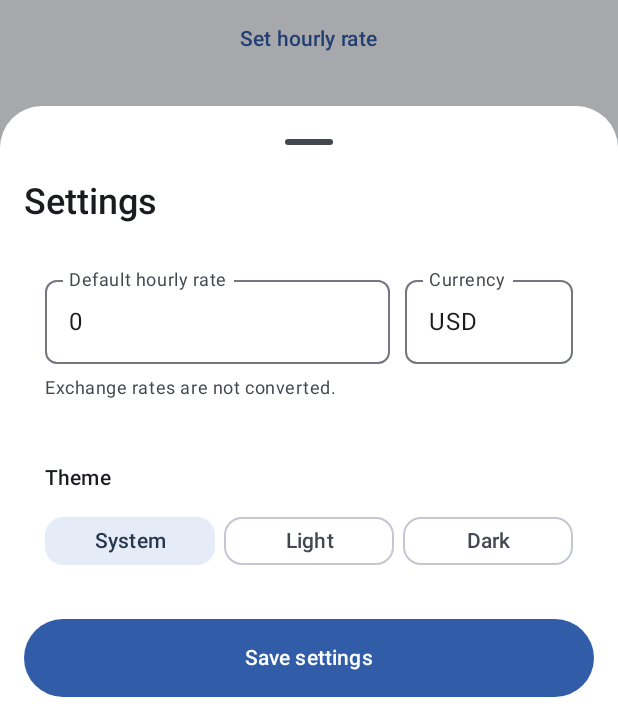
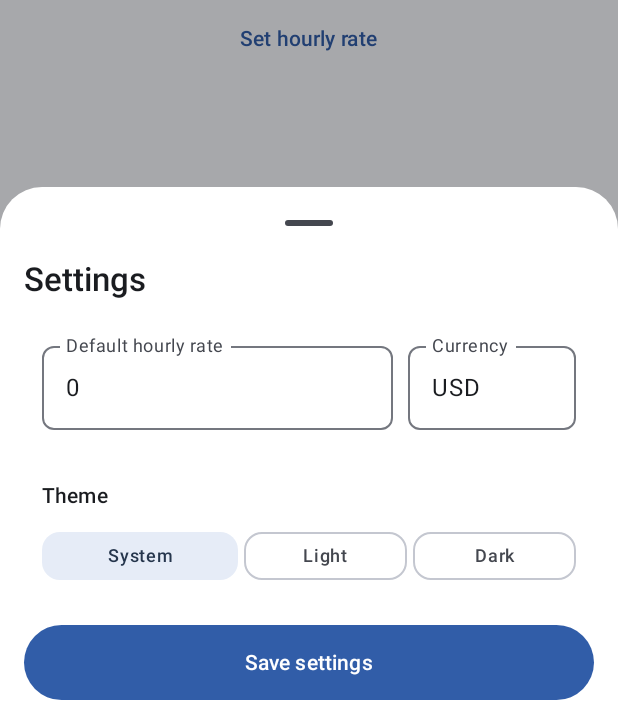
Before and after one commit to arttvad9r/Work, an Android app built with Jetpack Compose: the screen it shows after launch (MainActivity), after a tap on "Settings", on a phone screen of 412 x 824 dp, the part 512-1236 px from its top. Run offline under Robolectric (Android 15) with nearby library versions, the light colour scheme and no system bars; our stand-ins replace Room's generated code; 7 statements that could not run were skipped.

Commit message:
fix(ui): fit settings controls without scrolling

```diff
--- a/app/src/main/java/com/worktime/app/ui/settings/SettingsSheet.kt
+++ b/app/src/main/java/com/worktime/app/ui/settings/SettingsSheet.kt
@@ -5,12 +5,11 @@ import androidx.compose.foundation.layout.Column
 import androidx.compose.foundation.layout.Row
 import androidx.compose.foundation.layout.fillMaxWidth
 import androidx.compose.foundation.layout.heightIn
+import androidx.compose.foundation.layout.imePadding
 import androidx.compose.foundation.layout.padding
 import androidx.compose.foundation.layout.width
-import androidx.compose.foundation.rememberScrollState
 import androidx.compose.foundation.shape.RoundedCornerShape
 import androidx.compose.foundation.text.KeyboardOptions
-import androidx.compose.foundation.verticalScroll
 import androidx.compose.material3.Button
 import androidx.compose.material3.ExperimentalMaterial3Api
 import androidx.compose.material3.FilterChip
@@ -19,6 +18,7 @@ import androidx.compose.material3.ModalBottomSheet
 import androidx.compose.material3.OutlinedTextField
 import androidx.compose.material3.Surface
 import androidx.compose.material3.Text
+import androidx.compose.material3.rememberModalBottomSheetState
 import androidx.compose.runtime.Composable
 import androidx.compose.runtime.getValue
 import androidx.compose.runtime.mutableStateOf
@@ -71,19 +71,23 @@ fun SettingsSheet(
         )
         else -> null
     }
+    val sheetState = rememberModalBottomSheetState(skipPartiallyExpanded = true)
 
-    ModalBottomSheet(onDismissRequest = onDismiss) {
+    ModalBottomSheet(
+        onDismissRequest = onDismiss,
+        sheetState = sheetState,
+    ) {
         Column(
             modifier = Modifier
                 .fillMaxWidth()
-                .verticalScroll(rememberScrollState())
+                .imePadding()
                 .padding(horizontal = 16.dp)
-                .padding(bottom = 24.dp),
-            verticalArrangement = Arrangement.spacedBy(14.dp),
+                .padding(bottom = 16.dp),
+            verticalArrangement = Arrangement.spacedBy(10.dp),
         ) {
             Text(
                 text = stringResource(R.string.settings),
-                style = MaterialTheme.typography.headlineSmall,
+                style = MaterialTheme.typography.titleLarge,
                 fontWeight = FontWeight.SemiBold,
             )
 
@@ -93,8 +97,8 @@ fun SettingsSheet(
                 color = MaterialTheme.colorScheme.surfaceContainerLow,
             ) {
                 Column(
-                    modifier = Modifier.padding(14.dp),
-                    verticalArrangement = Arrangement.spacedBy(8.dp),
+                    modifier = Modifier.padding(12.dp),
+                    verticalArrangement = Arrangement.spacedBy(6.dp),
                 ) {
                     Row(
                         modifier = Modifier.fillMaxWidth(),
@@ -132,11 +136,6 @@ fun SettingsSheet(
                             color = MaterialTheme.colorScheme.error,
                         )
                     }
-                    Text(
-                        text = stringResource(R.string.currency_no_conversion),
-                        style = MaterialTheme.typography.bodySmall,
-                        color = MaterialTheme.colorScheme.onSurfaceVariant,
-                    )
                 }
             }
 
@@ -146,8 +145,8 @@ fun SettingsSheet(
                 color = MaterialTheme.colorScheme.surfaceContainerLow,
             ) {
                 Column(
-                    modifier = Modifier.padding(14.dp),
-                    verticalArrangement = Arrangement.spacedBy(8.dp),
+                    modifier = Modifier.padding(12.dp),
+                    verticalArrangement = Arrangement.spacedBy(6.dp),
                 ) {
                     Text(
                         text = stringResource(R.string.theme),
@@ -156,7 +155,7 @@ fun SettingsSheet(
                     )
                     Row(
                         modifier = Modifier.fillMaxWidth(),
-                        horizontalArrangement = Arrangement.spacedBy(6.dp),
+                        horizontalArrangement = Arrangement.spacedBy(4.dp),
                     ) {
                         ThemeMode.entries.forEach { mode ->
                             FilterChip(
@@ -167,10 +166,13 @@ fun SettingsSheet(
                                         text = themeLabel(mode),
                                         modifier = Modifier.fillMaxWidth(),
                                         textAlign = TextAlign.Center,
+                                        style = MaterialTheme.typography.labelMedium,
                                         maxLines = 1,
                                     )
                                 },
-                                modifier = Modifier.weight(1f),
+                                modifier = Modifier.weight(
+                                    if (mode == ThemeMode.SYSTEM) 1.2f else 1f,
+                                ),
                             )
                         }
                     }
@@ -193,7 +195,7 @@ fun SettingsSheet(
                 enabled = canSave,
                 modifier = Modifier
                     .fillMaxWidth()
-                    .heightIn(min = 52.dp),
+                    .heightIn(min = 50.dp),
             ) {
                 Text(stringResource(R.string.save_settings))
             }
```
